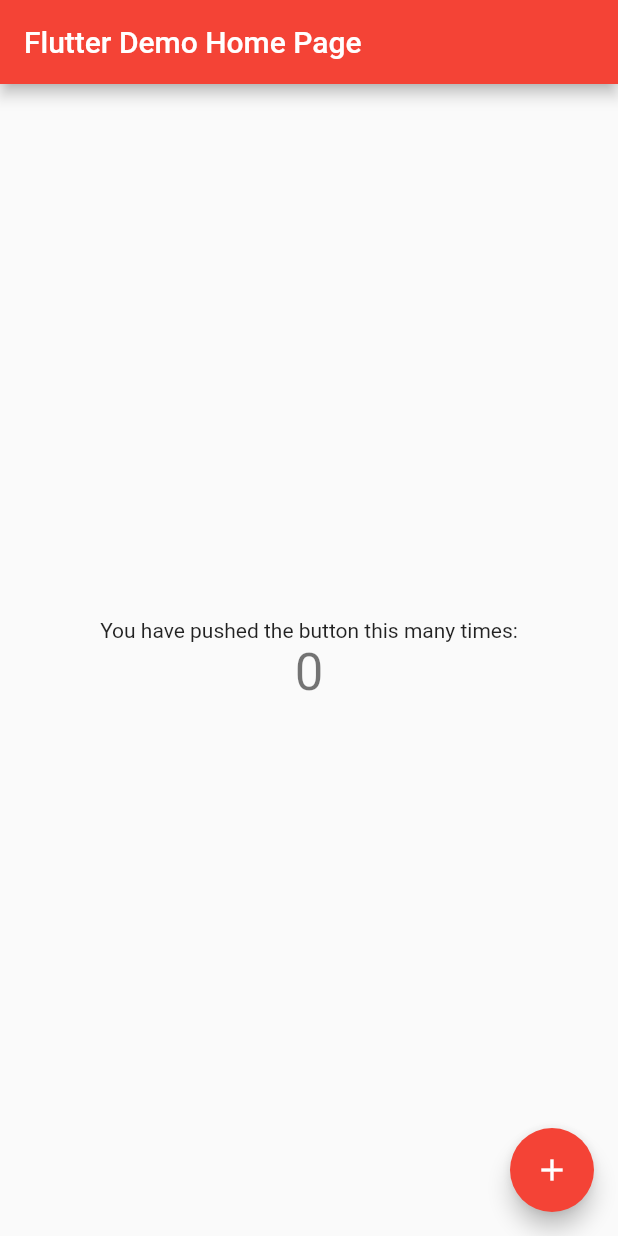
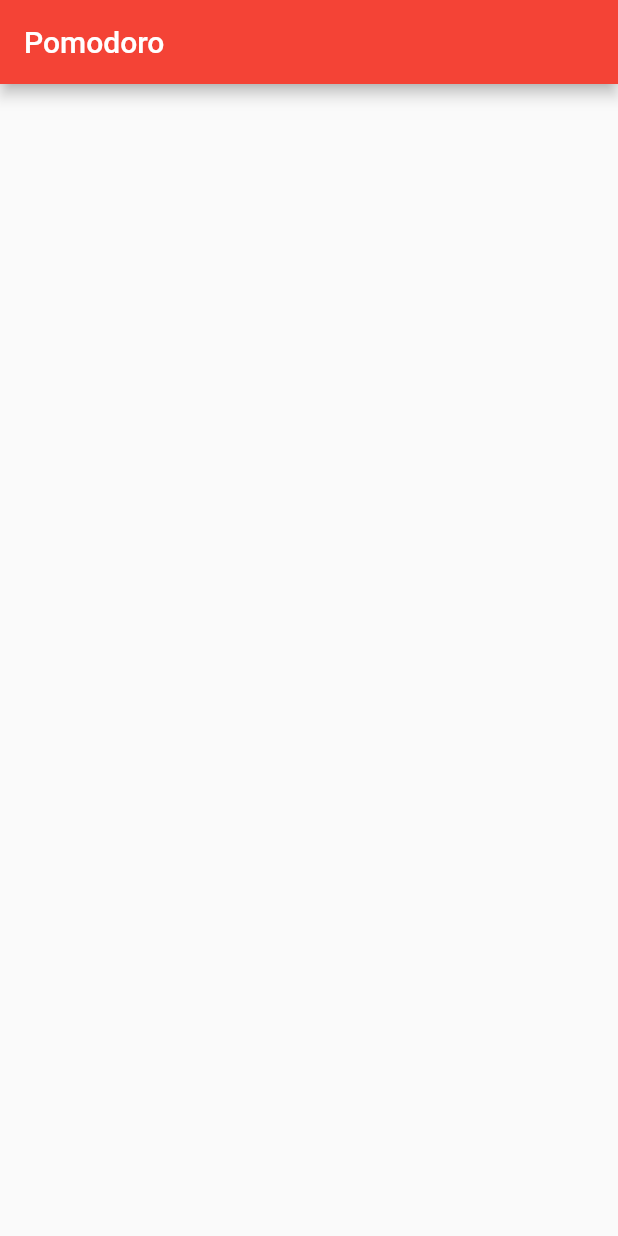
Before and after one commit to Feras-dev/pomodoro, a Flutter app: the screen it shows after launch, on a phone screen of 412 x 824 dp. Run offline on Flutter 3.47's test engine with Material 2 defaults, Android fonts, the phone set to English and light mode, and no system bars.

Commit message:
#1 Create a empty home screen with App Bar and App name

```diff
--- a/lib/main.dart
+++ b/lib/main.dart
@@ -9,7 +9,7 @@
   @override
   Widget build(BuildContext context) {
     return MaterialApp(
-      title: 'Flutter Demo',
+      title: 'Pomodoro',
       theme: ThemeData(
         // This is the theme of your application.
         //
@@ -26,7 +26,7 @@
         // closer together (more dense) than on mobile platforms.
         visualDensity: VisualDensity.adaptivePlatformDensity,
       ),
-      home: MyHomePage(title: 'Flutter Demo Home Page'),
+      home: MyHomePage(title: 'Pomodoro'),
     );
   }
 }
@@ -95,23 +95,10 @@
           // center the children vertically; the main axis here is the vertical
           // axis because Columns are vertical (the cross axis would be
           // horizontal).
-          mainAxisAlignment: MainAxisAlignment.center,
           children: <Widget>[
-            Text(
-              'You have pushed the button this many times:',
-            ),
-            Text(
-              '$_counter',
-              style: Theme.of(context).textTheme.headline4,
-            ),
           ],
         ),
       ),
-      floatingActionButton: FloatingActionButton(
-        onPressed: _incrementCounter,
-        tooltip: 'Increment',
-        child: Icon(Icons.add),
-      ), // This trailing comma makes auto-formatting nicer for build methods.
     );
   }
 }
```
